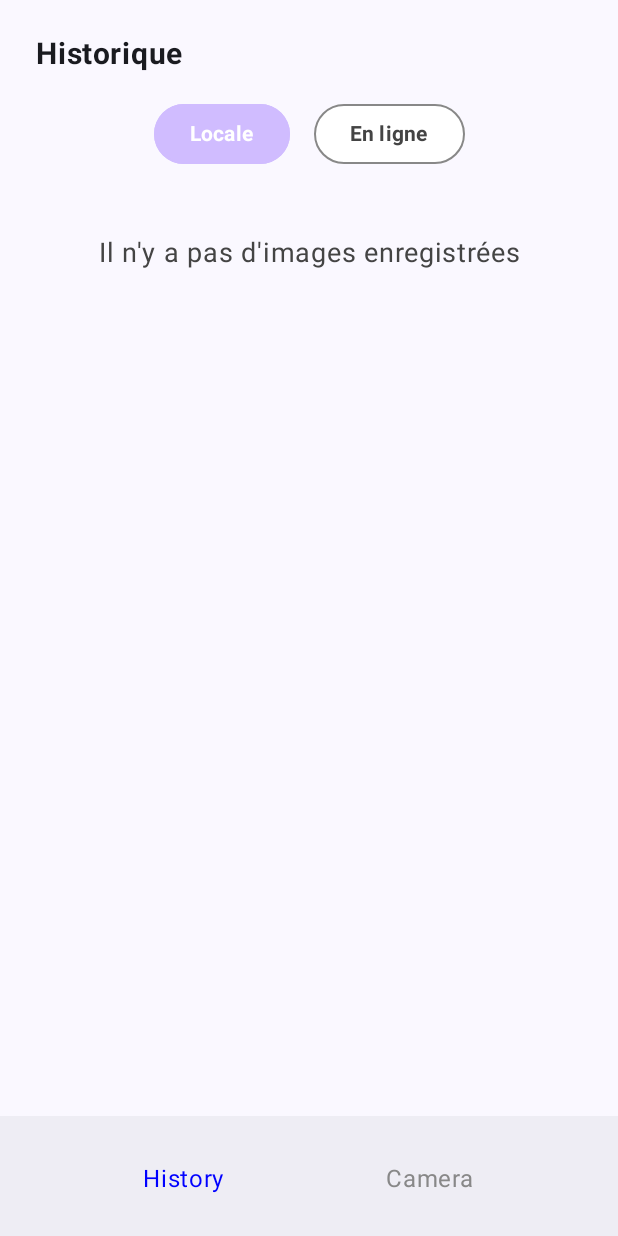
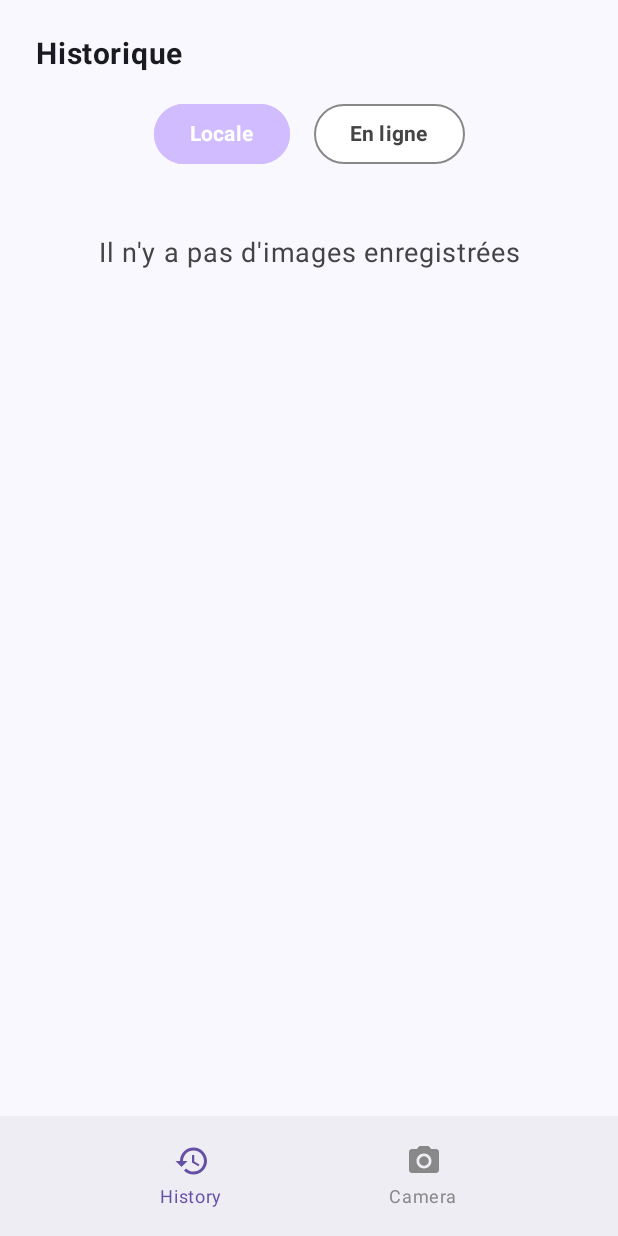
Before and after one commit to dotto5u/S501, an Android app built with Jetpack Compose: the History screen opened through its navigation route, on a phone screen of 412 x 824 dp. Run offline under Robolectric (Android 15) with nearby library versions, the phone set to English and light mode, and no system bars; libraries missing offline, so code that uses them is left out: androidx.camera.core, androidx.camera.view, org.tensorflow.lite; pictures from the network do not load; 9 statements that could not run were skipped.

Commit message:
Style NavBar

```diff
--- a/app/build.gradle.kts
+++ b/app/build.gradle.kts
@@ -84,4 +84,7 @@ dependencies {
     implementation("org.tensorflow:tensorflow-lite-task-vision:+")
     implementation("org.tensorflow:tensorflow-lite-gpu-delegate-plugin:+")
     implementation("org.tensorflow:tensorflow-lite-gpu:+")
+
+    implementation ("androidx.compose.material:material-icons-extended:1.5.1")
+
 }
--- a/app/src/main/java/com/example/s501/ui/composable/BottomNavbar.kt
+++ b/app/src/main/java/com/example/s501/ui/composable/BottomNavbar.kt
@@ -3,13 +3,20 @@ package com.example.s501.ui.composable
 import androidx.compose.foundation.clickable
 import androidx.compose.foundation.layout.*
 import androidx.compose.material3.BottomAppBar
+import androidx.compose.material3.Icon
 import androidx.compose.material3.Text
-import androidx.compose.runtime.*
+import androidx.compose.runtime.Composable
 import androidx.compose.ui.Alignment
 import androidx.compose.ui.Modifier
 import androidx.compose.ui.graphics.Color
+import androidx.compose.ui.graphics.vector.ImageVector
 import androidx.compose.ui.unit.dp
+import androidx.compose.ui.unit.sp
 import androidx.navigation.NavHostController
+import androidx.compose.material.icons.Icons
+import androidx.compose.material.icons.filled.History
+import androidx.compose.material.icons.filled.CameraAlt
+import com.example.s501.ui.theme.Purple40
 
 @Composable
 fun BottomNavbar(currentScreen: String, navController: NavHostController) {
@@ -19,11 +26,19 @@ fun BottomNavbar(currentScreen: String, navController: NavHostController) {
             horizontalArrangement = Arrangement.SpaceEvenly,
             verticalAlignment = Alignment.CenterVertically
         ) {
-            NavbarItem("History", currentScreen == "History") {
+            NavbarItem(
+                label = "History",
+                isSelected = currentScreen == "History",
+                icon = Icons.Default.History
+            ) {
                 navController.navigate("history_screen")
             }
 
-            NavbarItem("Camera", currentScreen == "Camera") {
+            NavbarItem(
+                label = "Camera",
+                isSelected = currentScreen == "Camera",
+                icon = Icons.Default.CameraAlt
+            ) {
                 navController.navigate("camera_screen")
             }
         }
@@ -31,12 +46,23 @@ fun BottomNavbar(currentScreen: String, navController: NavHostController) {
 }
 
 @Composable
-fun NavbarItem(label: String, isSelected: Boolean, onClick: () -> Unit) {
-    Text(
-        text = label,
-        color = if (isSelected) Color.Blue else Color.Gray,
+fun NavbarItem(label: String, isSelected: Boolean, icon: ImageVector, onClick: () -> Unit) {
+    Column(
+        horizontalAlignment = Alignment.CenterHorizontally,
         modifier = Modifier
             .clickable(onClick = onClick)
-            .padding(16.dp)
-    )
+            .padding(8.dp)
+    ) {
+        Icon(
+            imageVector = icon,
+            contentDescription = "$label Icon",
+            tint = if (isSelected) Purple40 else Color.Gray
+        )
+
+        Text(
+            text = label,
+            color = if (isSelected) Purple40 else Color.Gray,
+            fontSize = 12.sp
+        )
+    }
 }
```
